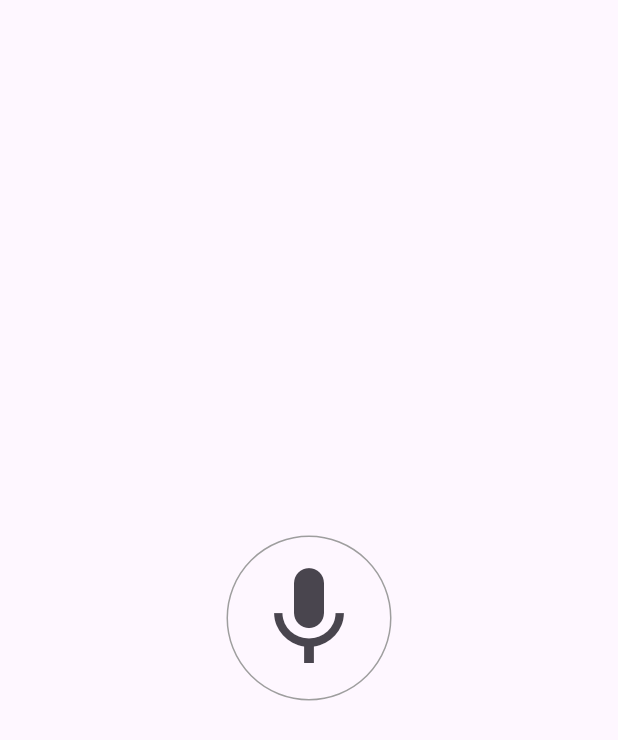
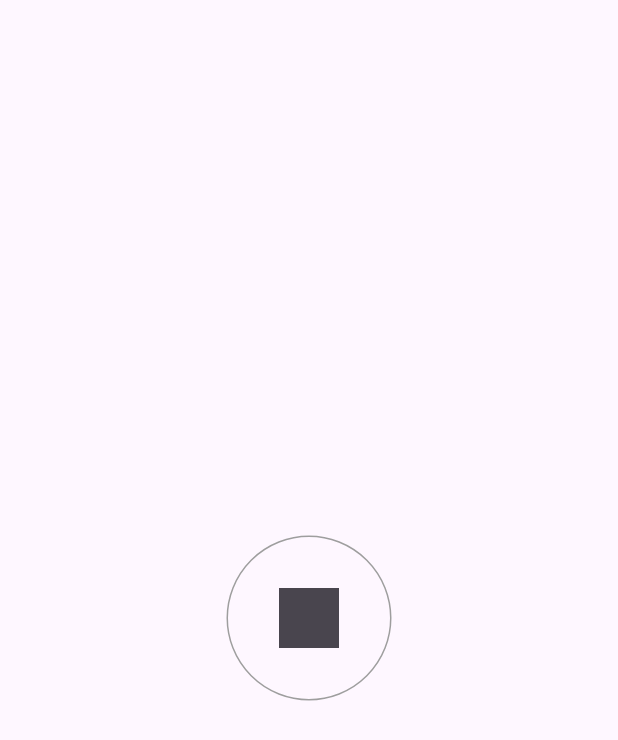
Before and after one commit to moorej12/Writing-Helper, a Flutter app: the screen it shows after launch, after a tap on the "mic" icon, on a phone screen of 412 x 824 dp. Shown: the top 740 px of the screen. Run offline on Flutter 3.47's test engine with Material 3 defaults, Android fonts, the phone set to English and light mode, and no system bars; our stand-ins replace speech_to_text.

Commit message:
Adding punctuation and other settings, and moving listening and text handling to services.

```diff
--- a/lib/main.dart
+++ b/lib/main.dart
@@ -1,5 +1,6 @@
 import 'package:flutter/material.dart';
 import 'package:writing_help/pages/start_page.dart';
+import 'package:writing_help/services/listen_service.dart';
 
 void main() {
   runApp(const MyApp());
@@ -17,7 +18,9 @@ class MyApp extends StatelessWidget {
         colorScheme: ColorScheme.fromSeed(seedColor: Colors.deepPurple),
         useMaterial3: true,
       ),
-      home: const StartPage(),
+      home: StartPage(
+        listenService: ListenService(),
+      ),
     );
   }
 }
--- a/lib/pages/start_page.dart
+++ b/lib/pages/start_page.dart
@@ -1,44 +1,101 @@
 import 'package:flutter/material.dart';
-import 'package:speech_to_text/speech_recognition_result.dart';
-import 'package:speech_to_text/speech_to_text.dart';
 import 'package:writing_help/pages/text_page.dart';
+import 'package:writing_help/services/listen_service.dart';
+import 'package:writing_help/services/text_service.dart';
 
 class StartPage extends StatelessWidget {
-  const StartPage({super.key});
+  final ListenService listenService;
+
+  const StartPage({super.key, required this.listenService});
 
   @override
   Widget build(BuildContext context) {
     return Scaffold(
-      body: Center(
+      appBar: AppBar(
+        toolbarHeight: 0,
+      ),
+      body: SafeArea(
+        child: Center(
           child: Container(
             decoration: BoxDecoration(
               border: Border.all(color: Colors.grey),
               borderRadius: BorderRadius.circular(80),
             ),
-          child: IconButton(
+            child: FutureBuilder(
+              future: listenService.initializeListening(),
+              builder: (context, snapshot) {
+                if (snapshot.connectionState == ConnectionState.waiting) {
+                  return const Padding(
+                    padding: EdgeInsets.all(14),
+                    child: CircularProgressIndicator(),
+                  );
+                }
+                return StreamBuilder<ListenState>(
+                    stream: listenService.stateStream,
+                    initialData: listenService.state,
+                    builder: (context, state) {
+                      return Column(
+                        mainAxisSize: MainAxisSize.min,
+                        children: [
+                          IconButton(
                             onPressed: () async {
-              SpeechToText stt = SpeechToText();
-              bool available = await stt.initialize();
-              if (available) {
-                stt.listen(onResult: (SpeechRecognitionResult result) {
-                  if (result.finalResult && result.alternates.isNotEmpty) {
+                              if (state.data == ListenState.noPermissions) {
+                                listenService.initializeListening();
+                              } else if (listenService.stt.isAvailable &&
+                                  state.data == ListenState.readyToListen) {
+                                listenService.setState(ListenState.listening);
+                                listenService.startListening();
+                              } else if (listenService.stt.isAvailable &&
+                                  state.data == ListenState.listening) {
+                                listenService
+                                    .setState(ListenState.readyToListen);
+                                listenService.stopListening();
+                                Future.delayed(
+                                    const Duration(milliseconds: 200), () {
                                   Navigator.of(context).push(
                                     MaterialPageRoute(builder: (buildContext) {
                                       return TextPage(
-                            text: result.alternates[0].recognizedWords);
+                                          textService:
+                                              TextService(listenService));
                                     }),
                                   );
+                                });
                               }
+                            },
+                            icon: Icon(
+                                getIcon(
+                                    state.data ?? ListenState.noPermissions),
+                                size: 80),
+                            padding: const EdgeInsets.all(14),
+                          ),
+                          if (state.data == ListenState.noPermissions)
+                            const SizedBox(
+                              height: 10,
+                            ),
+                          if (state.data == ListenState.noPermissions)
+                            Text(
+                              "Speech recognition not available. Please check that you have granted this app audio permissions.",
+                              textAlign: TextAlign.center,
+                              style: TextStyle(color: Colors.red.shade300),
+                            ),
+                        ],
+                      );
                     });
-              } else {}
-              Future.delayed(const Duration(seconds: 5))
-                  .then((value) => stt.stop());
               },
-            icon: const Icon(Icons.mic, size: 80),
-            padding: const EdgeInsets.all(14),
+            ),
           ),
         ),
       ),
     );
   }
+
+  IconData getIcon(ListenState state) {
+    if (state == ListenState.readyToListen) {
+      return Icons.mic;
+    } else if (state == ListenState.listening) {
+      return Icons.stop;
+    } else {
+      return Icons.refresh;
     }
+  }
+}
--- /dev/null
+++ b/lib/services/listen_service.dart
@@ -0,0 +1,68 @@
+import 'dart:async';
+
+import 'package:flutter/material.dart';
+import 'package:speech_to_text/speech_recognition_result.dart';
+import 'package:speech_to_text/speech_to_text.dart';
+
+enum ListenState { readyToListen, listening, noPermissions }
+
+class ListenService {
+  ListenState state = ListenState.readyToListen;
+  String text = "";
+  SpeechToText stt = SpeechToText();
+
+  StreamController<ListenState> stateStreamController =
+      StreamController.broadcast();
+  Stream<ListenState> get stateStream => stateStreamController.stream;
+  StreamController<String> textStreamController = StreamController.broadcast();
+  Stream<String> get textStream => textStreamController.stream;
+
+  ListenService() {
+    initializeListening();
+  }
+
+  startListening() {
+    stt.listen(
+      onResult: (SpeechRecognitionResult result) {
+        if (result.finalResult && result.alternates.isNotEmpty) {
+          text = "$text ${result.alternates[0].recognizedWords}";
+          textStreamController.sink.add(text);
+          if (state == ListenState.listening) {
+            Future.delayed(
+              const Duration(milliseconds: 1),
+              () {
+                startListening();
+              },
+            ); // phone will cancel listen session on its own.
+          }
+        }
+      },
+      listenOptions: SpeechListenOptions(
+        autoPunctuation: true,
+        listenMode: ListenMode.dictation,
+        onDevice: true,
+      ),
+    );
+  }
+
+  Future<bool> initializeListening() async {
+    bool result = await stt.initialize(onError: (speechRecognitionError) {
+      debugPrint(speechRecognitionError.toString());
+    });
+    if (result == false) {
+      setState(ListenState.noPermissions);
+    } else {
+      setState(ListenState.readyToListen);
+    }
+    return true;
+  }
+
+  void setState(ListenState newState) {
+    state = newState;
+    stateStreamController.sink.add(state);
+  }
+
+  void stopListening() {
+    stt.stop();
+  }
+}
--- /dev/null
+++ b/lib/services/text_service.dart
@@ -0,0 +1,22 @@
+import 'dart:async';
+
+import 'package:writing_help/services/listen_service.dart';
+
+class TextService {
+  ListenService listenService;
+  String text = "";
+
+  StreamController<String> textStreamController = StreamController.broadcast();
+  Stream<String> get textStream => textStreamController.stream;
+
+  TextService(this.listenService) {
+    listenService.textStream.listen((newText) {
+      updateText(newText);
+    });
+  }
+
+  updateText(String newText) {
+    text = newText;
+    textStreamController.sink.add(text);
+  }
+}
```
Also changed, not shown: lib/pages/text_page.dart (+56 -5 lines), pubspec.yaml (+6 -1 lines), pubspec.lock. Lines whose indentation alone changed are shown as unchanged.
